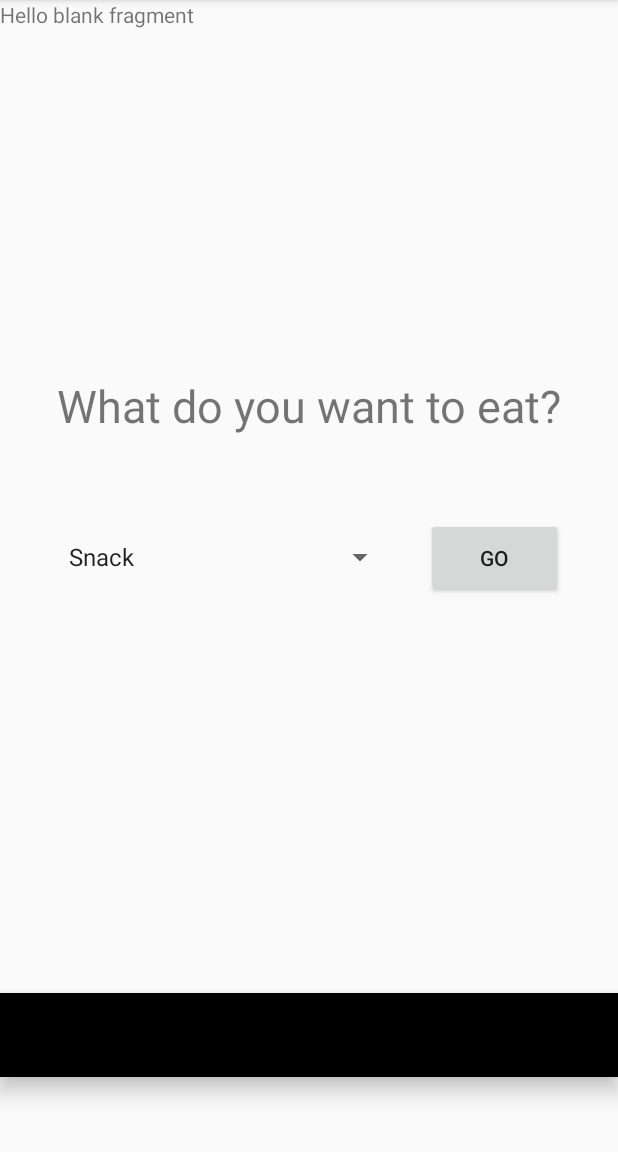
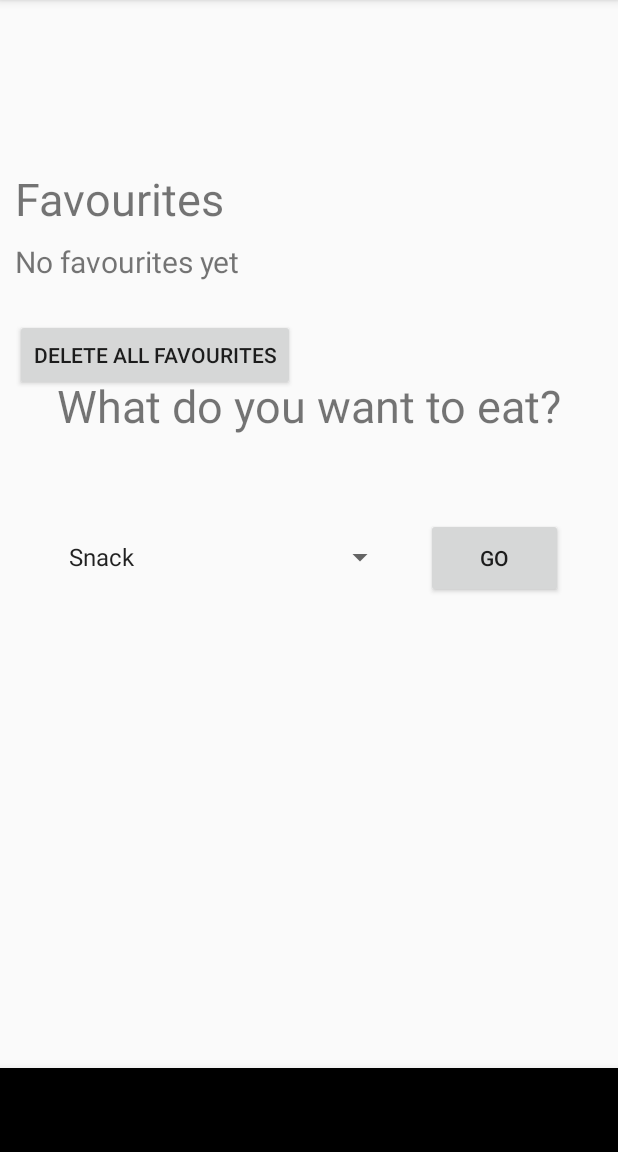
Before and after one commit to pix3lat0r/CPS731Project, an Android app: the ViewFavourites screen opened through its navigation route, on a phone screen of 412 x 824 dp, the part 84-1236 px from its top. Run offline under Robolectric (Android 15) with nearby library versions, the phone set to English and light mode, and no system bars; our stand-ins replace Firebase (no records; nobody signed in at launch, a user with empty details on screens opened directly).

Commit message:
created viewfavourites and viewhistory fragments for bottom nav bar

```diff
--- a/app/src/main/res/layout/activity_main.xml
+++ b/app/src/main/res/layout/activity_main.xml
@@ -2,7 +2,6 @@
 <androidx.constraintlayout.widget.ConstraintLayout
     xmlns:android="http://schemas.android.com/apk/res/android"
     xmlns:app="http://schemas.android.com/apk/res-auto"
-    xmlns:tools="http://schemas.android.com/tools"
     android:layout_width="match_parent"
     android:layout_height="match_parent">
 
@@ -54,12 +53,9 @@
     <com.google.android.material.bottomnavigation.BottomNavigationView
         android:layout_width="match_parent"
         android:layout_height="wrap_content"
-        android:layout_marginBottom="58dp"
-        android:layout_marginTop="271dp"
         app:layout_constraintBottom_toBottomOf="parent"
         app:layout_constraintEnd_toEndOf="parent"
-        app:layout_constraintStart_toStartOf="parent"
-        app:layout_constraintTop_toBottomOf="@+id/btnGo" >
+        app:layout_constraintStart_toStartOf="parent">
 
     </com.google.android.material.bottomnavigation.BottomNavigationView>
 
@@ -69,7 +65,9 @@
         android:layout_width="match_parent"
         android:layout_height="match_parent"
         app:defaultNavHost="true"
-        app:navGraph="@navigation/my_nav"
-        tools:layout_editor_absoluteX="0dp"
-        tools:layout_editor_absoluteY="1dp" />
+        app:layout_constraintBottom_toBottomOf="parent"
+        app:layout_constraintEnd_toEndOf="parent"
+        app:layout_constraintStart_toStartOf="parent"
+        app:layout_constraintTop_toTopOf="parent"
+        app:navGraph="@navigation/my_nav" />
 </androidx.constraintlayout.widget.ConstraintLayout>
--- a/app/src/main/res/layout/fragment_view_favourites.xml
+++ b/app/src/main/res/layout/fragment_view_favourites.xml
@@ -1,14 +1,53 @@
 <?xml version="1.0" encoding="utf-8"?>
-<FrameLayout xmlns:android="http://schemas.android.com/apk/res/android"
-    xmlns:tools="http://schemas.android.com/tools"
+<androidx.constraintlayout.widget.ConstraintLayout xmlns:android="http://schemas.android.com/apk/res/android"
+    xmlns:app="http://schemas.android.com/apk/res-auto"
     android:layout_width="match_parent"
-    android:layout_height="match_parent"
-    tools:context=".ViewFavourites">
+    android:layout_height="match_parent">
 
-    <!-- TODO: Update blank fragment layout -->
     <TextView
-        android:layout_width="match_parent"
-        android:layout_height="match_parent"
-        android:text="@string/hello_blank_fragment" />
+        android:id="@+id/textView4"
+        android:layout_width="392dp"
+        android:layout_height="47dp"
+        android:layout_marginBottom="529dp"
+        android:layout_marginTop="32dp"
+        android:text="@string/favourites"
+        android:textSize="30sp"
+        app:layout_constraintBottom_toBottomOf="parent"
+        app:layout_constraintEnd_toEndOf="parent"
+        app:layout_constraintStart_toStartOf="parent"
+        app:layout_constraintTop_toTopOf="parent" />
 
-</FrameLayout>
+    <TextView
+        android:id="@+id/textView"
+        android:layout_width="386dp"
+        android:layout_height="52dp"
+        android:layout_marginBottom="474dp"
+        android:layout_marginEnd="16dp"
+        android:layout_marginLeft="9dp"
+        android:layout_marginRight="16dp"
+        android:layout_marginStart="9dp"
+        android:layout_marginTop="1dp"
+        android:text="@string/none"
+        android:textSize="20sp"
+        app:layout_constraintBottom_toBottomOf="parent"
+        app:layout_constraintEnd_toEndOf="parent"
+        app:layout_constraintStart_toStartOf="parent"
+        app:layout_constraintTop_toBottomOf="@+id/textView4"
+        app:layout_constraintVertical_bias="0.0" />
+
+    <Button
+        android:id="@+id/button2"
+        android:layout_width="wrap_content"
+        android:layout_height="wrap_content"
+        android:layout_marginBottom="425dp"
+        android:layout_marginEnd="216dp"
+        android:layout_marginLeft="10dp"
+        android:layout_marginRight="216dp"
+        android:layout_marginStart="10dp"
+        android:text="@string/deleteAll"
+        app:layout_constraintBottom_toBottomOf="parent"
+        app:layout_constraintEnd_toEndOf="parent"
+        app:layout_constraintStart_toStartOf="parent"
+        app:layout_constraintTop_toBottomOf="@+id/textView"
+        app:layout_constraintVertical_bias="0.0" />
+</androidx.constraintlayout.widget.ConstraintLayout>
--- a/app/src/main/res/values/strings.xml
+++ b/app/src/main/res/values/strings.xml
@@ -17,8 +17,12 @@
     <string name="txtName">Name</string>
     <string name="txtEmail">Email</string>
     <string name="txtRatings">Ratings</string>
-    <string name="hello_blank_fragment">Hello blank fragment</string>
-    <!-- TODO: Remove or change this placeholder text -->
+    <string name="favourites">Favourites</string>
+    <string name="none">No favourites yet</string>
+    <string name="deleteAll">DELETE ALL FAVOURITES</string>
+    <string name="history">History</string>
+    <string name="none2">No history yet</string>
+    <string name="deleteAll2">DELETE ALL HISTORY</string>
     <string-array name="meals">
         <item>Snack</item>
         <item>Breakfast</item>
```
Also changed, not shown: app/src/main/res/layout/fragment_view_history.xml (+48 -9 lines).
